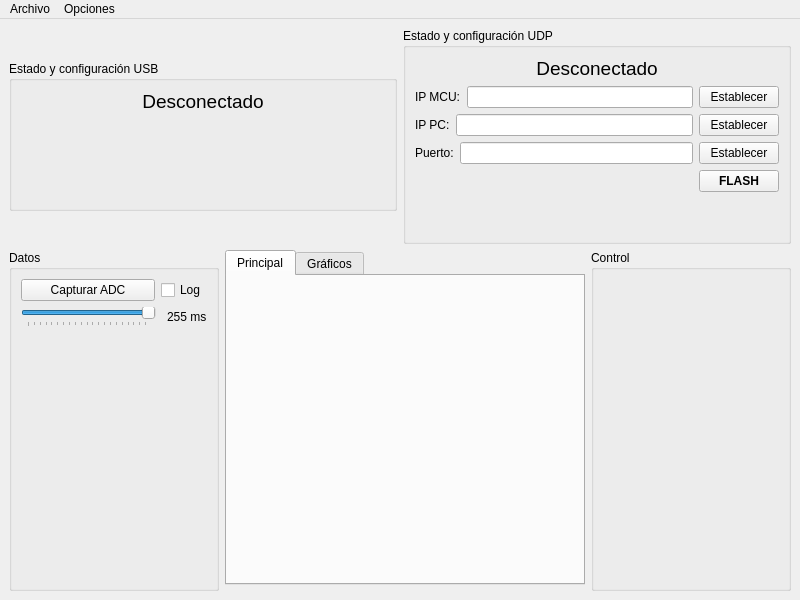
The window that mainwindow.ui (GabiAndi/Microcontroladores_2020_Autito_UI) describes before a commit, drawn with Qt 5.
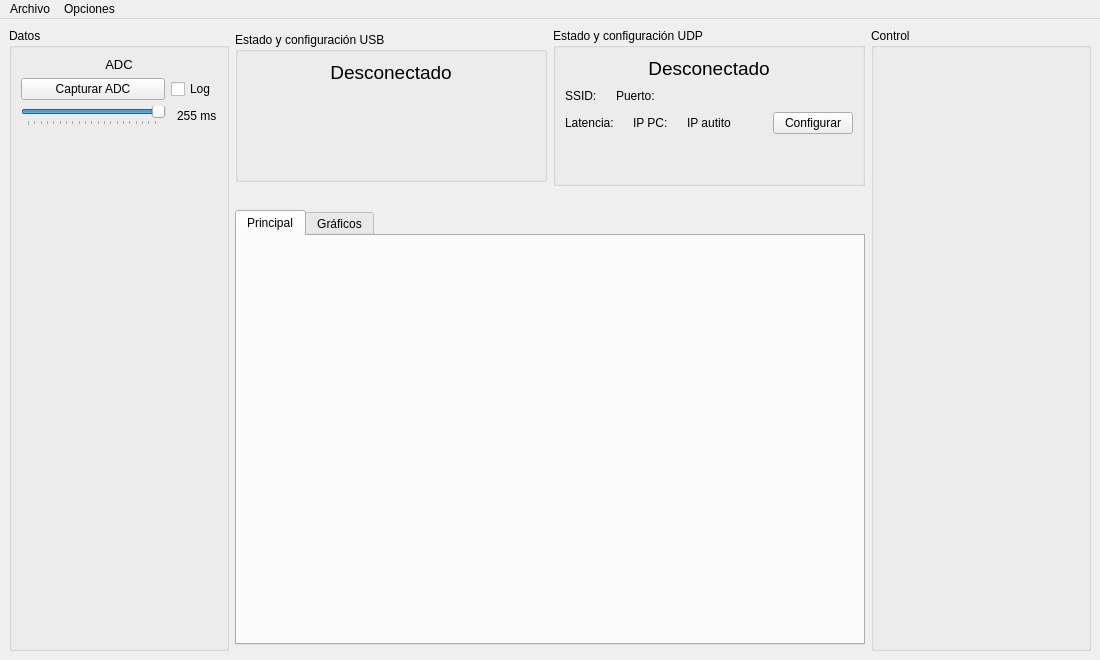
The same window after the commit. Custom widgets are drawn as their Qt base class.

```diff
--- a/mainwindow.ui
+++ b/mainwindow.ui
@@ -9,8 +9,8 @@
    <rect>
     <x>0</x>
     <y>0</y>
-    <width>800</width>
-    <height>600</height>
+    <width>1100</width>
+    <height>660</height>
    </rect>
   </property>
   <property name="minimumSize">
@@ -24,135 +24,6 @@
   </property>
   <widget class="QWidget" name="centralwidget">
    <layout class="QGridLayout" name="gridLayout">
-    <item row="4" column="0" rowspan="2">
-     <widget class="QGroupBox" name="groupBox_3">
-      <property name="sizePolicy">
-       <sizepolicy hsizetype="Fixed" vsizetype="Preferred">
-        <horstretch>0</horstretch>
-        <verstretch>0</verstretch>
-       </sizepolicy>
-      </property>
-      <property name="minimumSize">
-       <size>
-        <width>210</width>
-        <height>0</height>
-       </size>
-      </property>
-      <property name="title">
-       <string>Datos</string>
-      </property>
-      <layout class="QVBoxLayout" name="verticalLayout">
-       <item>
-        <layout class="QHBoxLayout" name="horizontalLayout">
-         <item>
-          <widget class="QPushButton" name="pushButtonCapturaDatosADC">
-           <property name="sizePolicy">
-            <sizepolicy hsizetype="Expanding" vsizetype="Fixed">
-             <horstretch>0</horstretch>
-             <verstretch>0</verstretch>
-            </sizepolicy>
-           </property>
-           <property name="text">
-            <string>Capturar ADC</string>
-           </property>
-          </widget>
-         </item>
-         <item>
-          <widget class="QCheckBox" name="checkBox">
-           <property name="text">
-            <string>Log</string>
-           </property>
-          </widget>
-         </item>
-        </layout>
-       </item>
-       <item>
-        <layout class="QHBoxLayout" name="horizontalLayout_2">
-         <item>
-          <widget class="QSlider" name="horizontalSliderTiempoDeCaptura">
-           <property name="minimum">
-            <number>50</number>
-           </property>
-           <property name="maximum">
-            <number>255</number>
-           </property>
-           <property name="value">
-            <number>255</number>
-           </property>
-           <property name="tracking">
-            <bool>true</bool>
-           </property>
-           <property name="orientation">
-            <enum>Qt::Horizontal</enum>
-           </property>
-           <property name="tickPosition">
-            <enum>QSlider::TicksBelow</enum>
-           </property>
-           <property name="tickInterval">
-            <number>0</number>
-           </property>
-          </widget>
-         </item>
-         <item>
-          <spacer name="horizontalSpacer_2">
-           <property name="orientation">
-            <enum>Qt::Horizontal</enum>
-           </property>
-           <property name="sizeType">
-            <enum>QSizePolicy::Fixed</enum>
-           </property>
-           <property name="sizeHint" stdset="0">
-            <size>
-             <width>5</width>
-             <height>20</height>
-            </size>
-           </property>
-          </spacer>
-         </item>
-         <item>
-          <widget class="QLabel" name="labelTiempoCapturaADC">
-           <property name="text">
-            <string>255 ms</string>
-           </property>
-          </widget>
-         </item>
-        </layout>
-       </item>
-       <item>
-        <spacer name="verticalSpacer">
-         <property name="orientation">
-          <enum>Qt::Vertical</enum>
-         </property>
-         <property name="sizeHint" stdset="0">
-          <size>
-           <width>20</width>
-           <height>320</height>
-          </size>
-         </property>
-        </spacer>
-       </item>
-      </layout>
-     </widget>
-    </item>
-    <item row="4" column="2" rowspan="2">
-     <widget class="QGroupBox" name="groupBox_4">
-      <property name="sizePolicy">
-       <sizepolicy hsizetype="Preferred" vsizetype="Preferred">
-        <horstretch>0</horstretch>
-        <verstretch>0</verstretch>
-       </sizepolicy>
-      </property>
-      <property name="minimumSize">
-       <size>
-        <width>200</width>
-        <height>0</height>
-       </size>
-      </property>
-      <property name="title">
-       <string>Control</string>
-      </property>
-     </widget>
-    </item>
     <item row="4" column="1">
      <widget class="QTabWidget" name="tabWidgetUI">
       <property name="sizePolicy">
@@ -193,7 +64,7 @@
       </widget>
      </widget>
     </item>
-    <item row="0" column="0" colspan="3">
+    <item row="0" column="1">
      <layout class="QHBoxLayout" name="horizontalLayout_3">
       <item>
        <widget class="QGroupBox" name="groupBox">
@@ -279,46 +150,49 @@
            </property>
           </widget>
          </item>
-         <item>
-          <layout class="QHBoxLayout" name="horizontalLayout_4">
-           <item>
-            <widget class="QLabel" name="label">
-             <property name="text">
-              <string>IP MCU:</string>
-             </property>
-            </widget>
-           </item>
-           <item>
-            <widget class="QLineEdit" name="lineEditIPMCU"/>
-           </item>
-           <item>
-            <widget class="QPushButton" name="pushButtonEstablecerIPMCU">
-             <property name="text">
-              <string>Establecer</string>
-             </property>
-            </widget>
-           </item>
-          </layout>
-         </item>
          <item>
           <layout class="QHBoxLayout" name="horizontalLayout_6">
            <item>
-            <widget class="QLabel" name="label_3">
+            <widget class="QLabel" name="label_5">
              <property name="text">
-              <string>IP PC:</string>
+              <string>SSID:</string>
              </property>
             </widget>
            </item>
            <item>
-            <widget class="QLineEdit" name="lineEditIPPC"/>
+            <widget class="QLabel" name="labelSSID">
+             <property name="text">
+              <string/>
+             </property>
+            </widget>
            </item>
            <item>
-            <widget class="QPushButton" name="pushButtonEstablecerIPPC">
+            <widget class="QLabel" name="label_6">
              <property name="text">
-              <string>Establecer</string>
+              <string>Puerto:</string>
              </property>
             </widget>
            </item>
+           <item>
+            <widget class="QLabel" name="labelPuerto">
+             <property name="text">
+              <string/>
+             </property>
+            </widget>
+           </item>
+           <item>
+            <spacer name="horizontalSpacer_3">
+             <property name="orientation">
+              <enum>Qt::Horizontal</enum>
+             </property>
+             <property name="sizeHint" stdset="0">
+              <size>
+               <width>40</width>
+               <height>20</height>
+              </size>
+             </property>
+            </spacer>
+           </item>
           </layout>
          </item>
          <item>
@@ -326,24 +200,45 @@
            <item>
             <widget class="QLabel" name="label_2">
              <property name="text">
-              <string>Puerto:</string>
+              <string>Latencia:</string>
              </property>
             </widget>
            </item>
            <item>
-            <widget class="QLineEdit" name="lineEditPuertoUDP"/>
+            <widget class="QLabel" name="labelLatencia">
+             <property name="text">
+              <string/>
+             </property>
+            </widget>
            </item>
            <item>
-            <widget class="QPushButton" name="pushButtonEstablecerPuertoUDP">
+            <widget class="QLabel" name="label_3">
              <property name="text">
-              <string>Establecer</string>
+              <string>IP PC:</string>
              </property>
             </widget>
            </item>
-          </layout>
+           <item>
+            <widget class="QLabel" name="labelIPPC">
+             <property name="text">
+              <string/>
+             </property>
+            </widget>
          </item>
          <item>
-          <layout class="QHBoxLayout" name="horizontalLayout_7">
+            <widget class="QLabel" name="label_4">
+             <property name="text">
+              <string>IP autito</string>
+             </property>
+            </widget>
+           </item>
+           <item>
+            <widget class="QLabel" name="labelIPAutito">
+             <property name="text">
+              <string/>
+             </property>
+            </widget>
+           </item>
            <item>
             <spacer name="horizontalSpacer">
              <property name="orientation">
@@ -358,15 +253,9 @@
             </spacer>
            </item>
            <item>
-            <widget class="QPushButton" name="pushButtonEstablecerEnFlash">
-             <property name="font">
-              <font>
-               <weight>75</weight>
-               <bold>true</bold>
-              </font>
-             </property>
+            <widget class="QPushButton" name="pushButtonConfigurarWiFi">
              <property name="text">
-              <string>FLASH</string>
+              <string>Configurar</string>
              </property>
             </widget>
            </item>
@@ -390,6 +279,150 @@
       </item>
      </layout>
     </item>
+    <item row="0" column="2" rowspan="6">
+     <widget class="QGroupBox" name="groupBox_4">
+      <property name="sizePolicy">
+       <sizepolicy hsizetype="Preferred" vsizetype="Preferred">
+        <horstretch>0</horstretch>
+        <verstretch>0</verstretch>
+       </sizepolicy>
+      </property>
+      <property name="minimumSize">
+       <size>
+        <width>220</width>
+        <height>0</height>
+       </size>
+      </property>
+      <property name="title">
+       <string>Control</string>
+      </property>
+     </widget>
+    </item>
+    <item row="0" column="0" rowspan="6">
+     <widget class="QGroupBox" name="groupBox_3">
+      <property name="sizePolicy">
+       <sizepolicy hsizetype="Fixed" vsizetype="Preferred">
+        <horstretch>0</horstretch>
+        <verstretch>0</verstretch>
+       </sizepolicy>
+      </property>
+      <property name="minimumSize">
+       <size>
+        <width>220</width>
+        <height>0</height>
+       </size>
+      </property>
+      <property name="title">
+       <string>Datos</string>
+      </property>
+      <layout class="QVBoxLayout" name="verticalLayout">
+       <item>
+        <widget class="QLabel" name="label">
+         <property name="font">
+          <font>
+           <pointsize>10</pointsize>
+          </font>
+         </property>
+         <property name="text">
+          <string>ADC</string>
+         </property>
+         <property name="alignment">
+          <set>Qt::AlignCenter</set>
+         </property>
+        </widget>
+       </item>
+       <item>
+        <layout class="QHBoxLayout" name="horizontalLayout">
+         <item>
+          <widget class="QPushButton" name="pushButtonCapturaDatosADC">
+           <property name="sizePolicy">
+            <sizepolicy hsizetype="Expanding" vsizetype="Fixed">
+             <horstretch>0</horstretch>
+             <verstretch>0</verstretch>
+            </sizepolicy>
+           </property>
+           <property name="text">
+            <string>Capturar ADC</string>
+           </property>
+          </widget>
+         </item>
+         <item>
+          <widget class="QCheckBox" name="checkBox">
+           <property name="text">
+            <string>Log</string>
+           </property>
+          </widget>
+         </item>
+        </layout>
+       </item>
+       <item>
+        <layout class="QHBoxLayout" name="horizontalLayout_2">
+         <item>
+          <widget class="QSlider" name="horizontalSliderTiempoDeCaptura">
+           <property name="minimum">
+            <number>50</number>
+           </property>
+           <property name="maximum">
+            <number>255</number>
+           </property>
+           <property name="value">
+            <number>255</number>
+           </property>
+           <property name="tracking">
+            <bool>true</bool>
+           </property>
+           <property name="orientation">
+            <enum>Qt::Horizontal</enum>
+           </property>
+           <property name="tickPosition">
+            <enum>QSlider::TicksBelow</enum>
+           </property>
+           <property name="tickInterval">
+            <number>0</number>
+           </property>
+          </widget>
+         </item>
+         <item>
+          <spacer name="horizontalSpacer_2">
+           <property name="orientation">
+            <enum>Qt::Horizontal</enum>
+           </property>
+           <property name="sizeType">
+            <enum>QSizePolicy::Fixed</enum>
+           </property>
+           <property name="sizeHint" stdset="0">
+            <size>
+             <width>5</width>
+             <height>20</height>
+            </size>
+           </property>
+          </spacer>
+         </item>
+         <item>
+          <widget class="QLabel" name="labelTiempoCapturaADC">
+           <property name="text">
+            <string>255 ms</string>
+           </property>
+          </widget>
+         </item>
+        </layout>
+       </item>
+       <item>
+        <spacer name="verticalSpacer">
+         <property name="orientation">
+          <enum>Qt::Vertical</enum>
+         </property>
+         <property name="sizeHint" stdset="0">
+          <size>
+           <width>20</width>
+           <height>320</height>
+          </size>
+         </property>
+        </spacer>
+       </item>
+      </layout>
+     </widget>
+    </item>
    </layout>
   </widget>
   <widget class="QMenuBar" name="menubar">
@@ -397,7 +430,7 @@
     <rect>
      <x>0</x>
      <y>0</y>
-     <width>800</width>
+     <width>1100</width>
      <height>26</height>
     </rect>
    </property>
```
Lines whose indentation alone changed are shown as unchanged.
